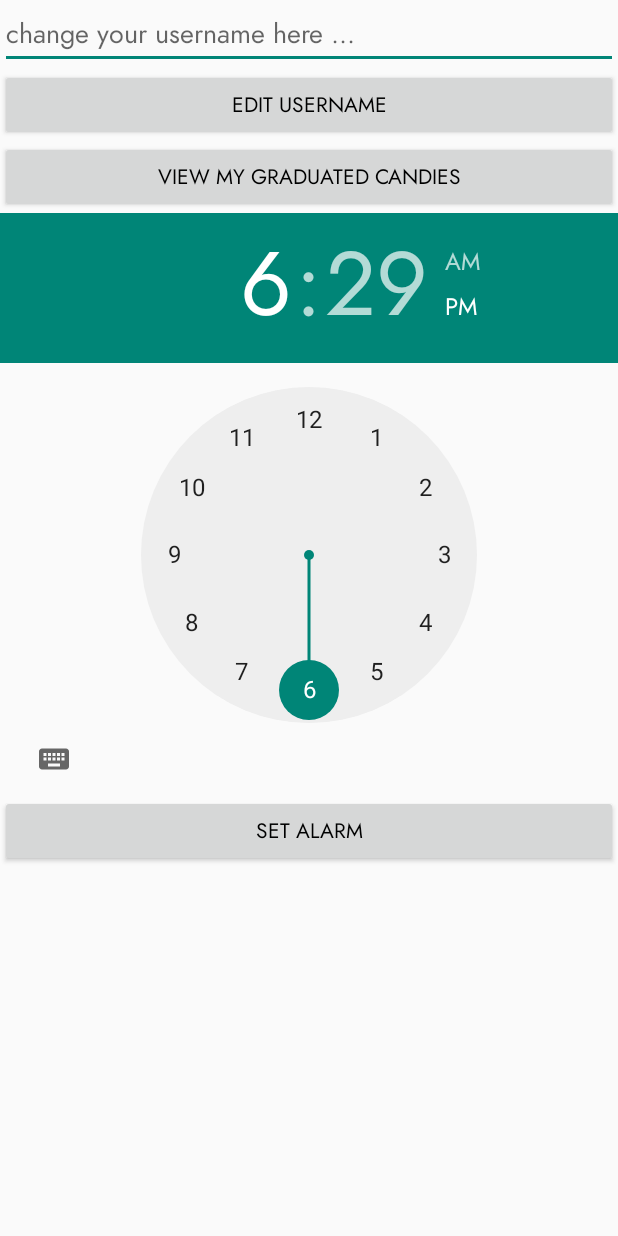
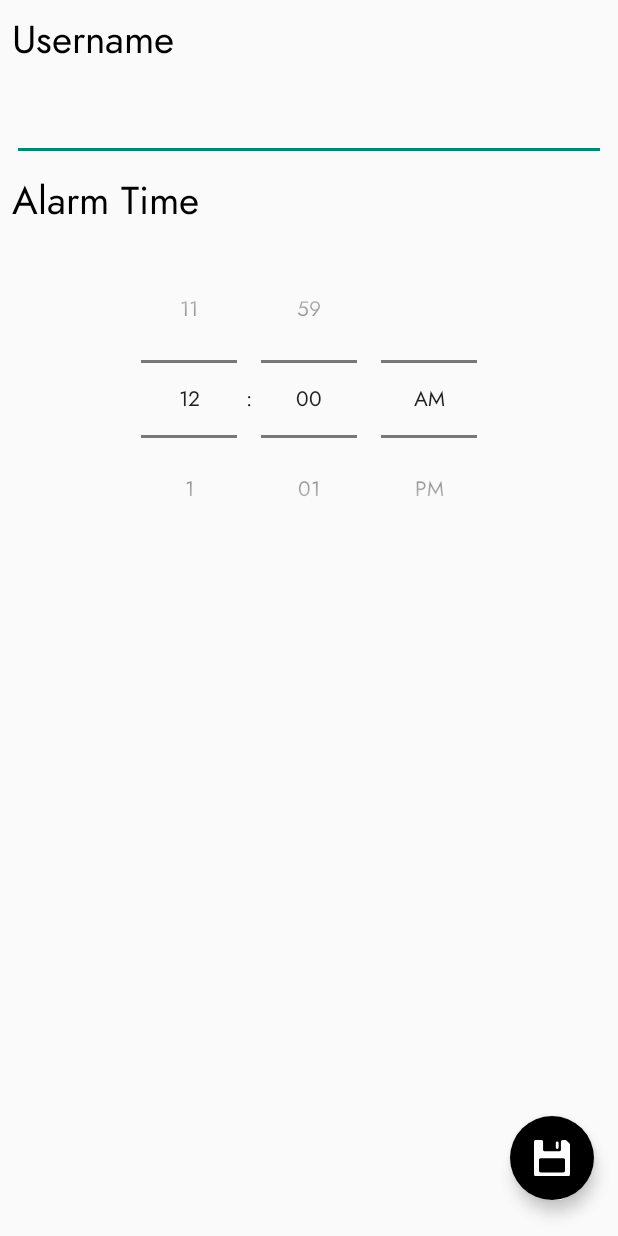
Before and after one commit to LiuZechu/Jars, an Android app: the SettingsActivity screen opened directly, with no data from a screen before it, on a phone screen of 412 x 824 dp. Run offline under Robolectric (Android 15) with nearby library versions, the light colour scheme and no system bars.

Commit message:
Settings++

```diff
--- a/app/src/main/java/com/gmail/liuzechu2013/singapore/jars/SettingsActivity.java
+++ b/app/src/main/java/com/gmail/liuzechu2013/singapore/jars/SettingsActivity.java
@@ -7,21 +7,28 @@ import android.app.job.JobScheduler;
 import android.content.ComponentName;
 import android.content.Context;
 import android.content.Intent;
+import android.content.SharedPreferences;
 import android.os.Build;
+import android.support.design.widget.FloatingActionButton;
 import android.support.v7.app.AppCompatActivity;
 import android.os.Bundle;
 import android.util.Log;
 import android.view.View;
 import android.widget.Button;
 import android.widget.EditText;
+import android.widget.TextView;
 import android.widget.TimePicker;
 import android.widget.Toast;
 
 import java.util.Calendar;
 
+import javax.xml.transform.Templates;
+
 public class SettingsActivity extends AppCompatActivity {
+    public static final String ALARM_HOUR = "alarmhour";
+    public static final String ALARM_MINUTE= "alarmminute";
+
     private EditText usernameEditText;
-    private Button usernameButton;
     private TimePicker timePicker;
 
     public static final int REQUEST_CODE_FOR_ALARM = 6;
@@ -35,32 +42,29 @@ public class SettingsActivity extends AppCompatActivity {
         // pre-fill edit text with current username
         Intent intent = getIntent();
         usernameEditText.setText(intent.getStringExtra(ProfileFragment.USERNAME));
-        usernameButton = findViewById(R.id.settings_username_button);
-        usernameButton.setOnClickListener(new View.OnClickListener() {
+
+        // set alarm so that user will be notified of Candies to train
+        timePicker = findViewById(R.id.settings_alarm_time_picker);
+
+        FloatingActionButton saveButton = findViewById(R.id.settings_save_button);
+        saveButton.setOnClickListener(new View.OnClickListener() {
             @Override
-            public void onClick(View v) {
+            public void onClick(View view) {
+                setAlarm();
                 editUsername();
             }
         });
 
-        // view graduated candies
-        Button viewGraduatedCandiesButton = findViewById(R.id.settings_view_graduated_candies_button);
-        viewGraduatedCandiesButton.setOnClickListener(new View.OnClickListener() {
-            @Override
-            public void onClick(View v) {
-                gotoArchives();
-            }
-        });
+        //load clock data
+        SharedPreferences sharedPreferences = getSharedPreferences(MainActivity.SHARED_PREFS, Context.MODE_PRIVATE);
+        if (Build.VERSION.SDK_INT >= 23) {
+            timePicker.setHour(sharedPreferences.getInt(ALARM_HOUR, 0));
+            timePicker.setMinute(sharedPreferences.getInt(ALARM_MINUTE, 0));
+        } else {
+            timePicker.setCurrentHour(sharedPreferences.getInt(ALARM_HOUR, 0));
+            timePicker.setCurrentMinute(sharedPreferences.getInt(ALARM_MINUTE, 0));
+        }
 
-        // set alarm so that user will be notified of Candies to train
-        timePicker = findViewById(R.id.settings_alarm_time_picker);
-        Button alarmButton = findViewById(R.id.settings_alarm_button);
-        alarmButton.setOnClickListener(new View.OnClickListener() {
-            @Override
-            public void onClick(View v) {
-                setAlarm();
-            }
-        });
     }
 
     private void editUsername() {
@@ -76,12 +80,9 @@ public class SettingsActivity extends AppCompatActivity {
         }
     }
 
-    private void gotoArchives() {
-        Intent intent = new Intent(this, ArchiveActivity.class);
-        startActivity(intent);
-    }
-
     private void setAlarm() {
+        SharedPreferences sharedPreferences = getSharedPreferences(MainActivity.SHARED_PREFS, Context.MODE_PRIVATE);
+        SharedPreferences.Editor editor = sharedPreferences.edit();
         Calendar calendar = Calendar.getInstance();
         if (Build.VERSION.SDK_INT >= 23) {
             calendar.set(
@@ -92,6 +93,8 @@ public class SettingsActivity extends AppCompatActivity {
                     timePicker.getMinute(),
                     0
             );
+            editor.putInt(ALARM_HOUR, timePicker.getHour());
+            editor.putInt(ALARM_MINUTE, timePicker.getMinute());
         } else {
             calendar.set(
                     calendar.get(Calendar.YEAR),
@@ -101,11 +104,12 @@ public class SettingsActivity extends AppCompatActivity {
                     timePicker.getCurrentMinute(),
                     0
             );
+            editor.putInt(ALARM_HOUR, timePicker.getCurrentHour());
+            editor.putInt(ALARM_MINUTE, timePicker.getCurrentMinute());
         }
 
         long timeInMillis = calendar.getTimeInMillis();
-
-
+        editor.apply();
         // create the alarm
         AlarmManager alarmManager = (AlarmManager) getSystemService(Context.ALARM_SERVICE);
         Intent intent = new Intent(this, Alarm.class);
@@ -114,10 +118,6 @@ public class SettingsActivity extends AppCompatActivity {
 
         // use RTC instead of RTC_WAKEUP so as not to wake up the phone when it's sleeping
         alarmManager.setInexactRepeating(AlarmManager.RTC, timeInMillis, AlarmManager.INTERVAL_DAY, pendingIntent);
-
-        Toast.makeText(this, "Daily training reminder set successfully", Toast.LENGTH_SHORT).show();
-
-        finish();
     }
 
 }
--- a/app/src/main/java/com/gmail/liuzechu2013/singapore/jars/TrainingActivity.java
+++ b/app/src/main/java/com/gmail/liuzechu2013/singapore/jars/TrainingActivity.java
@@ -362,6 +362,7 @@ public class TrainingActivity extends AppCompatActivity {
         // 2. line graph of Candies graduated
         addToLineGraphFile(numberGraduated, MainActivity.LINE_GRAPH_CANDIES_GRADUATED_FILE_NAME);
 
+        title.setText("");
         String displayText;
         // display message of encouragement
         if (numberCorrect == 0 && numberWrong == 0 && numberGraduated == 0) {
@@ -500,8 +501,6 @@ public class TrainingActivity extends AppCompatActivity {
         try {
             fos = openFileOutput(fileName, MODE_PRIVATE);
             fos.write(stringToSave.getBytes());
-
-            Toast.makeText(this, "changes saved successfully", Toast.LENGTH_SHORT).show();
         } catch (FileNotFoundException e) {
             e.printStackTrace();
         } catch (IOException e) {
--- /dev/null
+++ b/app/src/main/res/drawable/ic_save_white.xml
@@ -0,0 +1,5 @@
+<vector android:height="319dp" android:viewportHeight="318.55"
+    android:viewportWidth="318.55" android:width="319dp" xmlns:android="http://schemas.android.com/apk/res/android">
+    <path android:fillColor="#FFF" android:pathData="M277.39,0L252.51,0a14.26,14.26 0,0 0,-14.26 14.26L238.25,85.78A14.25,14.25 0,0 1,224 100L94.56,100A14.25,14.25 0,0 1,80.3 85.78L80.3,14.26A14.26,14.26 0,0 0,66 0L14.26,0A14.25,14.25 0,0 0,0 14.26v290a14.26,14.26 0,0 0,14.26 14.26h290a14.27,14.27 0,0 0,14.26 -14.26L318.52,41.16a14.25,14.25 0,0 0,-4.18 -10.09L287.48,4.18A14.27,14.27 0,0 0,277.39 0ZM260.19,287L58.36,287A14.26,14.26 0,0 1,44.1 272.7L44.1,174.85a14.26,14.26 0,0 1,14.26 -14.26L260.19,160.59a14.26,14.26 0,0 1,14.26 14.26L274.45,272.7A14.26,14.26 0,0 1,260.19 287Z"/>
+    <path android:fillColor="#FFF" android:pathData="M205.33,12.52L205.33,12.52A12.34,12.34 0,0 1,217.67 24.86L217.67,66.32A12.34,12.34 0,0 1,205.33 78.66L205.33,78.66A12.34,12.34 0,0 1,192.99 66.32L192.99,24.86A12.34,12.34 0,0 1,205.33 12.52z"/>
+</vector>
--- a/app/src/main/res/layout/activity_make_new_candy.xml
+++ b/app/src/main/res/layout/activity_make_new_candy.xml
@@ -138,8 +138,9 @@
         android:layout_height="wrap_content"
         android:gravity="center"
         android:text="done"
+        android:layout_margin="8dp"
         android:textAlignment="center"
-        android:background="#000"
+        android:backgroundTint="#000"
         android:textColor="#fff"
         app:layout_constraintBottom_toBottomOf="parent" />
 
--- a/app/src/main/res/layout/activity_settings.xml
+++ b/app/src/main/res/layout/activity_settings.xml
@@ -6,39 +6,53 @@
     android:layout_height="match_parent"
     tools:context=".SettingsActivity">
 
-    <EditText
-        android:id="@+id/settings_username_edit_text"
+    <TextView
+        app:layout_constraintStart_toStartOf="parent"
+        app:layout_constraintTop_toTopOf="parent"
+        android:text="Username"
+        android:textSize="26sp"
+        android:layout_margin="8dp"
+        android:id="@+id/settings_username_text"
         android:layout_width="match_parent"
-        android:layout_height="wrap_content"
-        android:hint="change your username here ..."
-        app:layout_constraintTop_toTopOf="parent"/>
+        android:layout_height="wrap_content" />
 
-    <Button
-        android:id="@+id/settings_username_button"
+        <EditText
+            android:id="@+id/settings_username_edit_text"
+            android:layout_width="match_parent"
+            android:layout_height="wrap_content"
+            android:textSize="24sp"
+            android:layout_margin="8dp"
+            app:layout_constraintStart_toStartOf="parent"
+            app:layout_constraintTop_toBottomOf="@id/settings_username_text" />
+
+    <TextView
+        app:layout_constraintTop_toBottomOf="@id/settings_username_edit_text"
+        android:text="Alarm Time"
+        android:textSize="26sp"
+        android:layout_margin="8dp"
+        android:id="@+id/settings_alarm_text"
         android:layout_width="match_parent"
-        android:layout_height="wrap_content"
-        android:text="edit username"
-        app:layout_constraintTop_toBottomOf="@id/settings_username_edit_text"/>
-
-    <Button
-        android:id="@+id/settings_view_graduated_candies_button"
-        android:layout_width="match_parent"
-        android:layout_height="wrap_content"
-        app:layout_constraintTop_toBottomOf="@id/settings_username_button"
-        android:text="view my graduated candies"/>
-
+        android:layout_height="wrap_content" />
     <TimePicker
         android:id="@+id/settings_alarm_time_picker"
         android:layout_width="match_parent"
         android:layout_height="wrap_content"
-        app:layout_constraintTop_toBottomOf="@id/settings_view_graduated_candies_button">
-    </TimePicker>
+        android:numbersSelectorColor="#000"
+        android:numbersInnerTextColor="#000"
+        android:headerBackground="#000"
+        android:layout_margin="8dp"
+        android:timePickerMode="spinner"
+        app:layout_constraintTop_toBottomOf="@id/settings_alarm_text"/>
 
-    <Button
-        android:id="@+id/settings_alarm_button"
-        android:layout_width="match_parent"
+    <android.support.design.widget.FloatingActionButton
+        android:id="@+id/settings_save_button"
+        android:layout_width="wrap_content"
         android:layout_height="wrap_content"
-        app:layout_constraintTop_toBottomOf="@id/settings_alarm_time_picker"
-        android:text="Set Alarm"/>
-
+        android:layout_marginBottom="24dp"
+        android:layout_marginEnd="16dp"
+        android:backgroundTint="#000000"
+        app:borderWidth="0dp"
+        android:src="@drawable/ic_save_white"
+        app:layout_constraintEnd_toEndOf="parent"
+        app:layout_constraintBottom_toBottomOf="parent" />
 </android.support.constraint.ConstraintLayout>
--- a/app/src/main/res/layout/activity_training.xml
+++ b/app/src/main/res/layout/activity_training.xml
@@ -56,6 +56,7 @@
             app:layout_constraintStart_toStartOf="parent" />
 
         <TextView
+            android:textSize="20sp"
             android:id="@+id/training_main_textView"
             android:layout_width="match_parent"
             android:layout_height="wrap_content"
```
Also changed, not shown: app/src/main/java/com/gmail/liuzechu2013/singapore/jars/ProfileFragment.java (+14 -0 lines), app/src/main/res/drawable/ic_view_graduated_candies.xml (added, +7 -0 lines), app/src/main/res/layout/fragment_profile.xml (+10 -0 lines).
